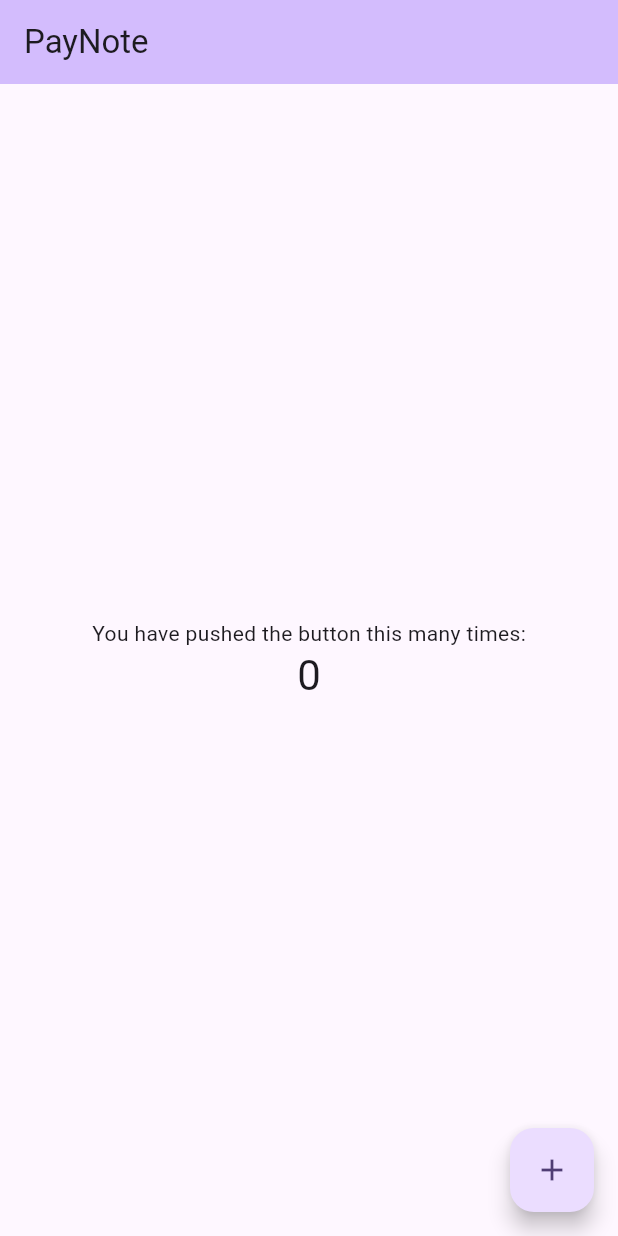
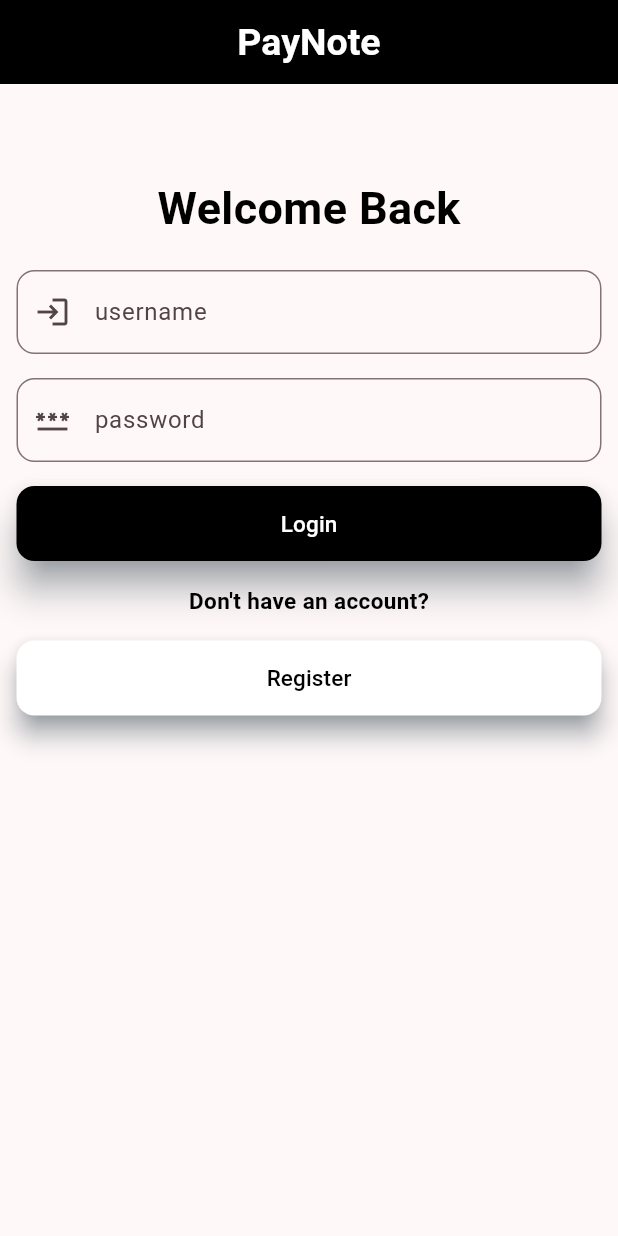
Before and after one commit to satyamdwivedi7/paynote, a Flutter app: the screen it shows after launch, on a phone screen of 412 x 824 dp. Run offline on Flutter 3.47's test engine with Material 3 defaults, Android fonts, the phone set to English and light mode, and no system bars; our stand-ins replace another_flushbar, flutter_dotenv, font_awesome_flutter.

Commit message:
feat: added login and registration

```diff
--- a/lib/main.dart
+++ b/lib/main.dart
@@ -1,19 +1,34 @@
 import 'package:flutter/material.dart';
+import 'package:http/http.dart' as http;
+import 'dart:convert';
+import 'package:flutter_dotenv/flutter_dotenv.dart';
+import 'package:another_flushbar/flushbar.dart';
 import 'package:paynote/SplashScreen.dart';
+import 'package:paynote/register.dart';
 
-void main() {
+Future<void> main() async {
+  WidgetsFlutterBinding.ensureInitialized(); // Required before any async calls in main
+  await dotenv.load(fileName: ".env");
   runApp(const MyApp());
 }
 
+
 class MyApp extends StatelessWidget {
   const MyApp({super.key});
+
   @override
   Widget build(BuildContext context) {
     return MaterialApp(
-      title: 'Flutter Demo',
+      title: 'PayNote',
       theme: ThemeData(
-        colorScheme: ColorScheme.fromSeed(seedColor: Colors.deepPurple),
+        useMaterial3: true,
+        colorSchemeSeed: Colors.black,
+        appBarTheme: const AppBarTheme(
+          backgroundColor: Colors.black,
+          foregroundColor: Colors.white,
+        ),
       ),
+      debugShowCheckedModeBanner: false,
       home: const SplashScreen(),
     );
   }
@@ -21,7 +36,6 @@ class MyApp extends StatelessWidget {
 
 class MyHomePage extends StatefulWidget {
   const MyHomePage({super.key, required this.title});
-
   final String title;
 
   @override
@@ -29,39 +43,195 @@ class MyHomePage extends StatefulWidget {
 }
 
 class _MyHomePageState extends State<MyHomePage> {
-  int _counter = 0;
+  final TextEditingController userController = TextEditingController();
+  final TextEditingController passwordController = TextEditingController();
 
-  void _incrementCounter() {
-    setState(() {
-      _counter++;
-    });
+  Future<void> login() async {
+    final String username = userController.text.trim();
+    final String password = passwordController.text.trim();
+
+    final baseUri = dotenv.env['BASE_URI'];
+
+    if (username.isEmpty || password.isEmpty) {
+      ScaffoldMessenger.of(context).showSnackBar(
+        const SnackBar(content: Text("Please fill in all the fields.")),
+      );
+      return;
+    }
+
+    if (baseUri == null || baseUri.isEmpty) {
+      Flushbar(
+        title: "Configuration Error",
+        message: "BASE_URI is not defined in the .env file",
+        flushbarPosition: FlushbarPosition.TOP,
+        icon: const Icon(Icons.warning, color: Colors.orange),
+        duration: const Duration(seconds: 3),
+      ).show(context);
+      return;
+    }
+
+    final url = Uri.parse("$baseUri/user/login");
+
+    try {
+      final response = await http.post(
+        url,
+        headers: {"Content-Type": "application/json"},
+        body: jsonEncode({"username": username, "password": password}),
+      );
+
+      if (response.statusCode == 200) {
+        final data = jsonDecode(response.body);
+        if (data.containsKey('message') && data.containsKey('token')) {
+          if (!mounted) return;
+          Flushbar(
+            title: "Login Successful",
+            message: data['message'],
+            flushbarPosition: FlushbarPosition.TOP,
+            icon: const Icon(Icons.check_circle, color: Colors.green),
+            duration: const Duration(seconds: 3),
+          ).show(context);
+
+          Navigator.pushReplacement(
+            context,
+            MaterialPageRoute(builder: (context) => const SplashScreen()),
+          );
+        } else {
+          throw Exception("Unexpected response format.");
+        }
+      } else {
+        final data = jsonDecode(response.body);
+        if (!mounted) return;
+        Flushbar(
+          title: "Login Failed",
+          message: data['message'] ?? "Invalid credentials",
+          flushbarPosition: FlushbarPosition.TOP,
+          icon: const Icon(Icons.error, color: Colors.red),
+          duration: const Duration(seconds: 3),
+        ).show(context);
+      }
+    } catch (e) {
+      if (!mounted) return;
+      Flushbar(
+        title: "Error",
+        message: "An error occurred: ${e.toString()}",
+        flushbarPosition: FlushbarPosition.TOP,
+        icon: const Icon(Icons.error, color: Colors.red),
+        duration: const Duration(seconds: 3),
+      ).show(context);
+    } finally {
+      userController.clear();
+      passwordController.clear();
+    }
   }
 
   @override
   Widget build(BuildContext context) {
     return Scaffold(
       appBar: AppBar(
-        backgroundColor: Theme.of(context).colorScheme.inversePrimary,
+        backgroundColor: Colors.black,
+        foregroundColor: Colors.white,
+        titleTextStyle: const TextStyle(
+          fontSize: 25,
+          fontWeight: FontWeight.bold,
+        ),
+        centerTitle: true,
         title: Text(widget.title),
       ),
-      body: Center(
-        child: Column(
-
-          mainAxisAlignment: MainAxisAlignment.center,
-          children: <Widget>[
-            const Text('You have pushed the button this many times:'),
-            Text(
-              '$_counter',
-              style: Theme.of(context).textTheme.headlineMedium,
+      body: Padding(
+        padding: const EdgeInsets.all(11.0),
+        child: ListView(
+          children: [
+            const SizedBox(height: 50),
+            const Center(
+              child: Text(
+                "Welcome Back",
+                style: TextStyle(
+                  fontSize: 30,
+                  fontWeight: FontWeight.bold,
+                  color: Colors.black,
+                ),
+              ),
+            ),
+            const SizedBox(height: 20),
+            TextField(
+              controller: userController,
+              decoration: InputDecoration(
+                prefixIcon: const Icon(Icons.login),
+                labelText: "username",
+                border: OutlineInputBorder(
+                  borderRadius: BorderRadius.circular(12),
+                ),
+              ),
+            ),
+            const SizedBox(height: 16),
+            TextField(
+              obscureText: true,
+              controller: passwordController,
+              obscuringCharacter: "*",
+              keyboardType: TextInputType.visiblePassword,
+              decoration: InputDecoration(
+                prefixIcon: const Icon(Icons.password),
+                labelText: "password",
+                border: OutlineInputBorder(
+                  borderRadius: BorderRadius.circular(12),
+                ),
+              ),
+            ),
+            const SizedBox(height: 16),
+            SizedBox(
+              width: double.infinity,
+              height: 50,
+              child: ElevatedButton(
+                onPressed: login,
+                style: ElevatedButton.styleFrom(
+                  backgroundColor: Colors.black,
+                  foregroundColor: Colors.white,
+                  shadowColor: Colors.blueGrey,
+                  elevation: 10,
+                  shape: RoundedRectangleBorder(
+                    borderRadius: BorderRadius.circular(12),
+                  ),
+                ),
+                child: const Text("Login", style: TextStyle(fontSize: 15)),
+              ),
+            ),
+            const SizedBox(height: 16),
+            const Center(
+              child: Text(
+                "Don't have an account?",
+                style: TextStyle(
+                  fontSize: 15,
+                  fontWeight: FontWeight.bold,
+                  color: Colors.black,
+                ),
+              ),
+            ),
+            const SizedBox(height: 16),
+            SizedBox(
+              width: double.infinity,
+              height: 50,
+              child: ElevatedButton(
+                onPressed: () {
+                  Navigator.push(
+                    context,
+                    MaterialPageRoute(builder: (context) => const Register()),
+                  );
+                },
+                style: ElevatedButton.styleFrom(
+                  backgroundColor: Colors.white,
+                  foregroundColor: Colors.black,
+                  shadowColor: Colors.blueGrey,
+                  elevation: 7,
+                  shape: RoundedRectangleBorder(
+                    borderRadius: BorderRadius.circular(12),
+                  ),
+                ),
+                child: const Text("Register", style: TextStyle(fontSize: 15)),
+              ),
             ),
           ],
         ),
       ),
-      floatingActionButton: FloatingActionButton(
-        onPressed: _incrementCounter,
-        tooltip: 'Increment',
-        child: const Icon(Icons.add),
-      ),
     );
   }
 }
--- a/pubspec.yaml
+++ b/pubspec.yaml
@@ -31,6 +31,9 @@ dependencies:
   flutter:
     sdk: flutter
   font_awesome_flutter: ^10.8.0
+  http: ^1.3.0
+  another_flushbar: ^1.12.30
+  flutter_dotenv: ^5.2.1
 
   # The following adds the Cupertino Icons font to your application.
   # Use with the CupertinoIcons class for iOS style icons.
@@ -59,7 +62,8 @@ flutter:
   uses-material-design: true
 
   # To add assets to your application, add an assets section, like this:
-  # assets:
+  assets:
+    - .env
   #   - images/a_dot_burr.jpeg
   #   - images/a_dot_ham.jpeg
 
```
Also changed, not shown: lib/register.dart (added, +204 -0 lines), pubspec.lock, 17 other files.
